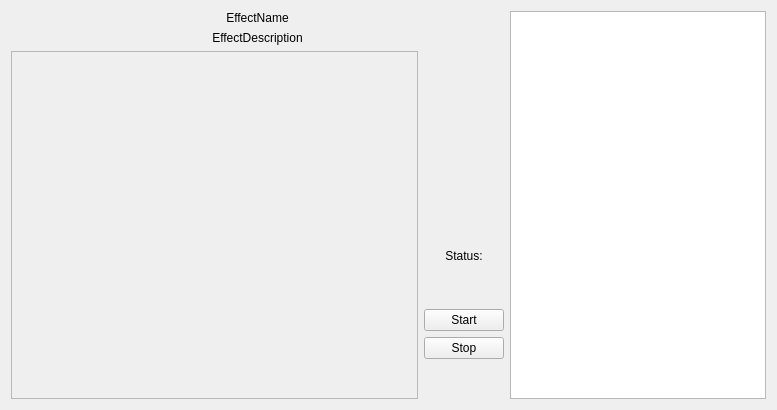
Old version of the form OpenRGBEffectPage.ui in the repository DLdota/OpenRGBEffectsPlugin.
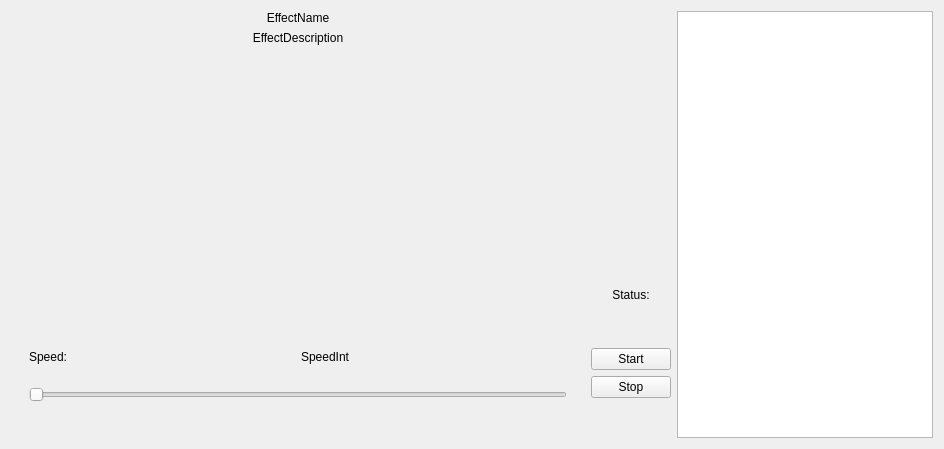
New version of the form.

```diff
--- a/OpenRGBEffectPage.ui
+++ b/OpenRGBEffectPage.ui
@@ -6,8 +6,8 @@
    <rect>
     <x>0</x>
     <y>0</y>
-    <width>777</width>
-    <height>410</height>
+    <width>944</width>
+    <height>449</height>
    </rect>
   </property>
   <property name="sizePolicy">
@@ -20,7 +20,7 @@
    <string>Form</string>
   </property>
   <layout class="QGridLayout" name="gridLayout">
-   <item row="0" column="0" colspan="2">
+   <item row="0" column="0">
     <layout class="QVBoxLayout" name="EffectDetails" stretch="0,0">
      <property name="rightMargin">
       <number>0</number>
@@ -47,39 +47,7 @@
      </item>
     </layout>
    </item>
-   <item row="0" column="2" rowspan="2">
-    <widget class="QTableWidget" name="SelectDevices">
-     <property name="sizePolicy">
-      <sizepolicy hsizetype="Expanding" vsizetype="Expanding">
-       <horstretch>0</horstretch>
-       <verstretch>0</verstretch>
-      </sizepolicy>
-     </property>
-     <property name="editTriggers">
-      <set>QAbstractItemView::NoEditTriggers</set>
-     </property>
-     <attribute name="verticalHeaderVisible">
-      <bool>false</bool>
-     </attribute>
-    </widget>
-   </item>
-   <item row="1" column="0">
-    <widget class="QFrame" name="OptionFrame">
-     <property name="sizePolicy">
-      <sizepolicy hsizetype="MinimumExpanding" vsizetype="MinimumExpanding">
-       <horstretch>1</horstretch>
-       <verstretch>0</verstretch>
-      </sizepolicy>
-     </property>
-     <property name="frameShape">
-      <enum>QFrame::StyledPanel</enum>
-     </property>
-     <property name="frameShadow">
-      <enum>QFrame::Raised</enum>
-     </property>
-    </widget>
-   </item>
-   <item row="1" column="1">
+   <item row="2" column="1">
     <layout class="QVBoxLayout" name="StatusLayout" stretch="1,0,0,0,0,0,0">
      <item>
       <spacer name="verticalSpacer_3">
@@ -129,6 +97,12 @@
      </item>
      <item>
       <widget class="QPushButton" name="pushButton">
+       <property name="sizePolicy">
+        <sizepolicy hsizetype="Minimum" vsizetype="Preferred">
+         <horstretch>0</horstretch>
+         <verstretch>0</verstretch>
+        </sizepolicy>
+       </property>
        <property name="text">
         <string>Start</string>
        </property>
@@ -156,6 +130,107 @@
      </item>
     </layout>
    </item>
+   <item row="0" column="2" rowspan="3" colspan="2">
+    <widget class="QTableWidget" name="SelectDevices">
+     <property name="sizePolicy">
+      <sizepolicy hsizetype="Fixed" vsizetype="Expanding">
+       <horstretch>0</horstretch>
+       <verstretch>0</verstretch>
+      </sizepolicy>
+     </property>
+     <property name="editTriggers">
+      <set>QAbstractItemView::NoEditTriggers</set>
+     </property>
+     <property name="selectionMode">
+      <enum>QAbstractItemView::NoSelection</enum>
+     </property>
+     <attribute name="verticalHeaderVisible">
+      <bool>true</bool>
+     </attribute>
+    </widget>
+   </item>
+   <item row="2" column="0">
+    <widget class="QFrame" name="OptionFrame">
+     <property name="sizePolicy">
+      <sizepolicy hsizetype="MinimumExpanding" vsizetype="MinimumExpanding">
+       <horstretch>0</horstretch>
+       <verstretch>0</verstretch>
+      </sizepolicy>
+     </property>
+     <layout class="QVBoxLayout" name="verticalLayout">
+      <item>
+       <spacer name="It_Goes_On_The_Bottom">
+        <property name="orientation">
+         <enum>Qt::Vertical</enum>
+        </property>
+        <property name="sizeHint" stdset="0">
+         <size>
+          <width>20</width>
+          <height>40</height>
+         </size>
+        </property>
+       </spacer>
+      </item>
+      <item>
+       <widget class="QFrame" name="SpeedFrame">
+        <layout class="QGridLayout" name="SpeedLayout">
+         <property name="sizeConstraint">
+          <enum>QLayout::SetDefaultConstraint</enum>
+         </property>
+         <item row="0" column="1">
+          <widget class="QLabel" name="SpeedInt">
+           <property name="minimumSize">
+            <size>
+             <width>0</width>
+             <height>10</height>
+            </size>
+           </property>
+           <property name="text">
+            <string>SpeedInt</string>
+           </property>
+          </widget>
+         </item>
+         <item row="0" column="0">
+          <widget class="QLabel" name="WhatItBe">
+           <property name="minimumSize">
+            <size>
+             <width>0</width>
+             <height>10</height>
+            </size>
+           </property>
+           <property name="text">
+            <string>Speed:</string>
+           </property>
+          </widget>
+         </item>
+         <item row="1" column="0" colspan="2">
+          <widget class="QSlider" name="SpeedSlider">
+           <property name="enabled">
+            <bool>true</bool>
+           </property>
+           <property name="sizePolicy">
+            <sizepolicy hsizetype="Minimum" vsizetype="Fixed">
+             <horstretch>0</horstretch>
+             <verstretch>0</verstretch>
+            </sizepolicy>
+           </property>
+           <property name="minimumSize">
+            <size>
+             <width>0</width>
+             <height>50</height>
+            </size>
+           </property>
+           <property name="orientation">
+            <enum>Qt::Horizontal</enum>
+           </property>
+          </widget>
+         </item>
+        </layout>
+       </widget>
+      </item>
+     </layout>
+    </widget>
+   </item>
   </layout>
  </widget>
  <resources/>
```
